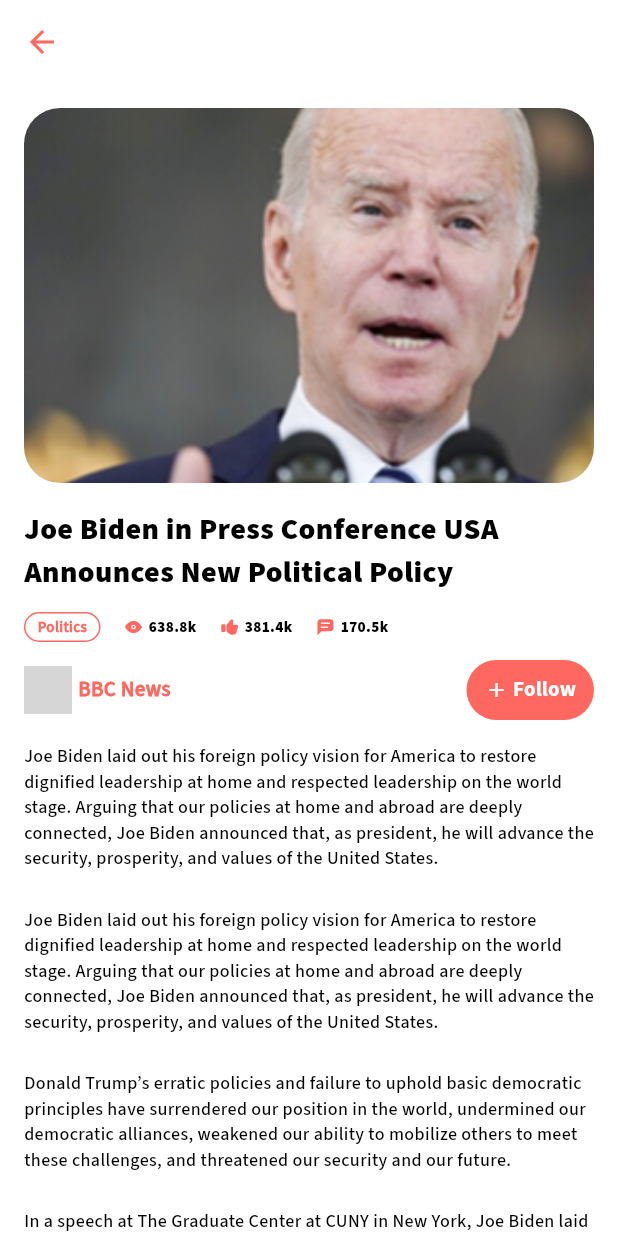
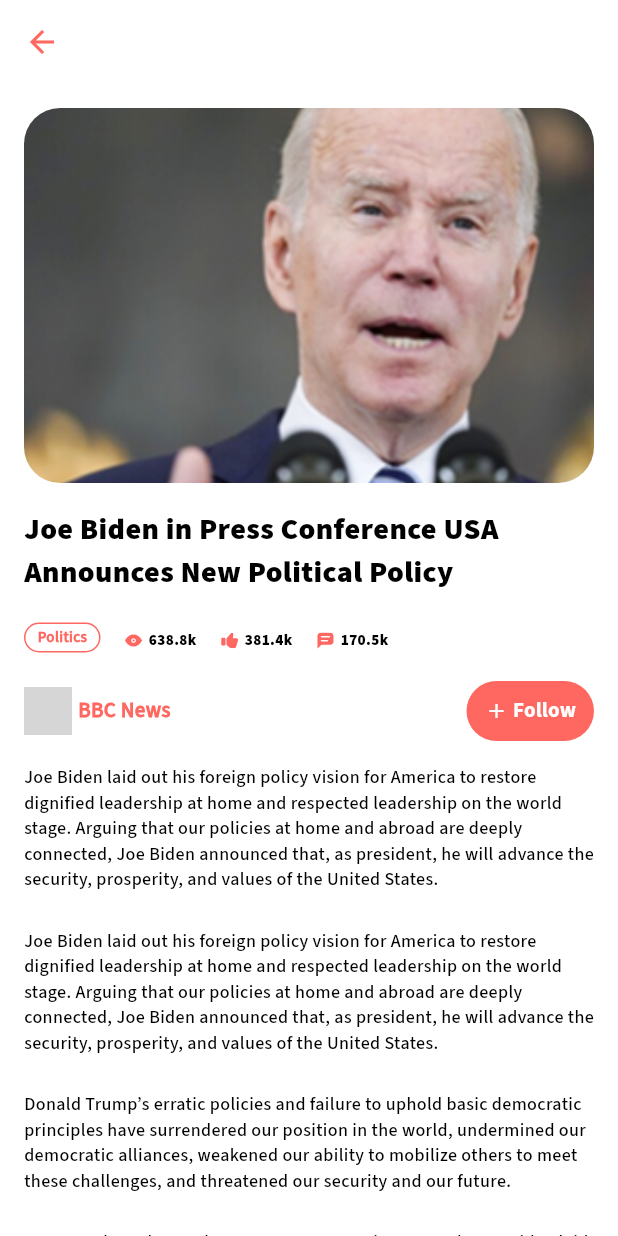
Before and after one commit to PinzaruDaniel/news_app_ebs, a Flutter app: the screen it shows after launch, after a tap on "Read Now", on a phone screen of 412 x 824 dp. Run offline on Flutter 3.47's test engine with Material 3 defaults, Android fonts, the phone set to English and light mode, and no system bars; our stand-ins replace flutter_svg, get, readmore; grey boxes are pictures that could not be loaded.

Commit message:
Final version

```diff
--- /dev/null
+++ b/lib/pages/detail_page/widgets/detail_news_description_widget.dart
@@ -0,0 +1,23 @@
+import 'package:flutter/material.dart';
+import 'package:news_app_ebs/views/view_models.dart';
+
+import '../../../theme/app_text_style.dart';
+
+class DetailNewsDescriptionWidget extends StatelessWidget {
+  const DetailNewsDescriptionWidget({super.key, required this.itemNews});
+
+  final NewsViewModel itemNews;
+
+  @override
+  Widget build(BuildContext context) {
+    return Column(
+      crossAxisAlignment: CrossAxisAlignment.start,
+      children: itemNews.description.map((paragraph) {
+        return Padding(
+          padding: EdgeInsets.only(top: 12, bottom: 12),
+          child: Text(paragraph, style: AppTextStyles.medium.copyWith(fontSize: 12)),
+        );
+      }).toList(),
+    );
+  }
+}
--- /dev/null
+++ b/lib/pages/detail_page/widgets/detail_news_image_widget.dart
@@ -0,0 +1,22 @@
+import 'package:flutter/material.dart';
+import 'package:news_app_ebs/views/view_models.dart';
+
+class DetailNewsImageWidget extends StatelessWidget {
+  const DetailNewsImageWidget({super.key, required this.itemNews});
+  final NewsViewModel itemNews;
+  @override
+  Widget build(BuildContext context) {
+    return ClipRRect(
+      borderRadius: BorderRadius.all(Radius.circular(24)),
+      child: Center(
+        child: Image(
+          fit: BoxFit.cover,
+          height: 250,
+          width: double.infinity,
+          image: AssetImage(itemNews.imageUrl),
+        ),
+      ),
+    );
+
+  }
+}
--- a/lib/pages/detail_page/widgets/detail_news_list_view_widget.dart
+++ b/lib/pages/detail_page/widgets/detail_news_list_view_widget.dart
@@ -1,9 +1,13 @@
 import 'package:flutter/material.dart';
-import 'package:flutter_svg/svg.dart';
-import 'package:news_app_ebs/theme/app_text_style.dart';
+import 'package:news_app_ebs/pages/detail_page/widgets/detail_news_description_widget.dart';
+import 'package:news_app_ebs/pages/detail_page/widgets/detail_news_image_widget.dart';
+import 'package:news_app_ebs/pages/detail_page/widgets/detail_news_publisher_row_widget.dart';
+import 'package:news_app_ebs/pages/detail_page/widgets/detail_news_tags_widget.dart';
+import 'package:news_app_ebs/pages/detail_page/widgets/details_news_title_widget.dart';
 import 'package:news_app_ebs/views/view_models.dart';
 
-import '../../../theme/app_colors.dart';
+import 'detail_news_stats_row_widget.dart';
+import 'detail_news_topic_widget.dart';
 
 class DetailNewsListViewWidget extends StatefulWidget {
   const DetailNewsListViewWidget({super.key, required this.itemNews});
@@ -23,102 +27,26 @@ class _DetailNewsListViewWidgetState extends State<DetailNewsListViewWidget> {
         crossAxisAlignment: CrossAxisAlignment.start,
         mainAxisAlignment: MainAxisAlignment.start,
         children: [
-          ClipRRect(
-            borderRadius: BorderRadius.all(Radius.circular(24)),
-            child: Center(
-              child: Image(
-                fit: BoxFit.cover,
-                height: 250,
-                width: double.infinity,
-                image: AssetImage(widget.itemNews.imageUrl),
-              ),
-            ),
-          ),
-
+          DetailNewsImageWidget(itemNews: widget.itemNews),
+          DetailsNewsTitleWidget(itemNews: widget.itemNews),
           Padding(
-            padding: const EdgeInsets.only(top: 16.0),
-            child: Text(widget.itemNews.title, style: AppTextStyles.bold),
-          ),
-          Padding(
-            padding: const EdgeInsets.only(top:12.0, bottom:8),
+            padding: const EdgeInsets.only(top: 12.0, bottom: 8),
             child: Row(
               children: [
-                Padding(
-                  padding: const EdgeInsets.only(right: 16.0),
-                  child: Container(
-                    padding: EdgeInsets.symmetric(horizontal: 8, vertical: 2),
-                    decoration: BoxDecoration(
-                      borderRadius: BorderRadius.circular(24),
-                      border: Border.all(color: AppColors.primary, width: 1)
-                    ),
-                    child: Text(widget.itemNews.topic, style: AppTextStyles.primaryButton.copyWith(fontSize: 10)),
-                  ),
-                ),
-                SvgPicture.asset('assets/icons/views.svg', width: 12, height: 12),
-                SizedBox(width: 4),
-                Text(widget.itemNews.views, style: AppTextStyles.bold.copyWith(fontSize: 10)),
-                SizedBox(width: 16),
-                SvgPicture.asset('assets/icons/like.svg', width: 12, height: 12),
-                SizedBox(width: 4),
-                Text(widget.itemNews.likes, style: AppTextStyles.bold.copyWith(fontSize: 10)),
-                SizedBox(width: 16),
-                SvgPicture.asset('assets/icons/comments.svg', width: 12, height: 12),
-                SizedBox(width: 4),
-                Text(widget.itemNews.comments, style: AppTextStyles.bold.copyWith(fontSize: 10)),
+                DetailNewsTopicWidget(itemNews: widget.itemNews),
+
+                DetailNewsStatsRowWidget(icon: 'assets/icons/views.svg', textStats: widget.itemNews.views),
+                DetailNewsStatsRowWidget(icon: 'assets/icons/like.svg', textStats: widget.itemNews.likes),
+                DetailNewsStatsRowWidget(icon: 'assets/icons/comments.svg', textStats: widget.itemNews.comments),
               ],
             ),
           ),
 
-          Row(
-            children: [
-              Image.asset(widget.itemNews.publisherIcon, width: 32, height: 32, fit: BoxFit.cover),
-              SizedBox(width: 4),
-              Text(widget.itemNews.publisher, style: AppTextStyles.primaryButton.copyWith(fontSize: 14)),
-              SizedBox(width: 12),
-              Spacer(),
-              TextButton(
-                onPressed: () {},
-                style: TextButton.styleFrom(
-                  backgroundColor: AppColors.primary,
-                  fixedSize: Size(85, 32),
-                  shape: RoundedRectangleBorder(
-                    borderRadius: BorderRadius.circular(24),
-                    side: BorderSide(color: Colors.transparent),
-                  ),
-                ),
-                child: Row(
-                  mainAxisAlignment: MainAxisAlignment.spaceBetween,
-                  children: [
-                    Icon(Icons.add, color: Colors.white, size: 16),
-                    Text('Follow', style: AppTextStyles.secondaryButton),
-                  ],
-                ),
-              ),
-            ],
-          ),
-          Column(
-            crossAxisAlignment: CrossAxisAlignment.start,
-            children: widget.itemNews.description.map((paragraph) {
-              return Padding(
-                padding: EdgeInsets.only(top: 12, bottom: 12),
-                child: Text(paragraph, style: AppTextStyles.medium.copyWith(fontSize: 12)),
-              );
-            }).toList(),
-          ),
+          DetailNewsPublisherRowWidget(itemNews: widget.itemNews),
 
-          Wrap(
-            spacing:8,
-            children: widget.itemNews.hashtags.map((tag) {
-              return TextButton(
-                style: TextButton.styleFrom(
-                  side: const BorderSide(width: 1, color: AppColors.primary),
-                  shape: RoundedRectangleBorder(borderRadius: BorderRadius.circular(24)),
-                ),
-                onPressed: () {},
-                child: Text('#$tag', style: AppTextStyles.primaryButton.copyWith(fontSize: 14)),
-              );
-            }).toList(),
-          ),
+          DetailNewsDescriptionWidget(itemNews: widget.itemNews),
+
+          DetailNewsTagsWidget(itemNews: widget.itemNews),
         ],
       ),
     );
--- /dev/null
+++ b/lib/pages/detail_page/widgets/detail_news_publisher_row_widget.dart
@@ -0,0 +1,41 @@
+import 'package:flutter/material.dart';
+import 'package:news_app_ebs/views/view_models.dart';
+import '../../../theme/app_colors.dart';
+import '../../../theme/app_text_style.dart';
+
+class DetailNewsPublisherRowWidget extends StatelessWidget {
+  const DetailNewsPublisherRowWidget({super.key, required this.itemNews});
+
+  final NewsViewModel itemNews;
+
+  @override
+  Widget build(BuildContext context) {
+    return Row(
+      children: [
+        Image.asset(itemNews.publisherIcon, width: 32, height: 32, fit: BoxFit.cover),
+        SizedBox(width: 4),
+        Text(itemNews.publisher, style: AppTextStyles.primaryButton.copyWith(fontSize: 14)),
+        SizedBox(width: 12),
+        Spacer(),
+        TextButton(
+          onPressed: () {},
+          style: TextButton.styleFrom(
+            backgroundColor: AppColors.primary,
+            fixedSize: Size(85, 32),
+            shape: RoundedRectangleBorder(
+              borderRadius: BorderRadius.circular(24),
+              side: BorderSide(color: Colors.transparent),
+            ),
+          ),
+          child: Row(
+            mainAxisAlignment: MainAxisAlignment.spaceBetween,
+            children: [
+              Icon(Icons.add, color: Colors.white, size: 16),
+              Text('Follow', style: AppTextStyles.secondaryButton),
+            ],
+          ),
+        ),
+      ],
+    );
+  }
+}
--- /dev/null
+++ b/lib/pages/detail_page/widgets/detail_news_stats_row_widget.dart
@@ -0,0 +1,25 @@
+import 'package:flutter/material.dart';
+import 'package:flutter_svg/svg.dart';
+import '../../../theme/app_text_style.dart';
+
+class DetailNewsStatsRowWidget extends StatelessWidget {
+  const DetailNewsStatsRowWidget({super.key, required this.icon, required this.textStats});
+
+  final String icon;
+  final String textStats;
+
+  @override
+  Widget build(BuildContext context) {
+    return Padding(
+      padding: const EdgeInsets.only(top: 12.0, bottom: 8),
+      child: Row(
+        children: [
+          SvgPicture.asset(icon, width: 12, height: 12),
+          SizedBox(width: 4),
+          Text(textStats, style: AppTextStyles.bold.copyWith(fontSize: 10)),
+          SizedBox(width: 16),
+        ],
+      ),
+    );
+  }
+}
--- /dev/null
+++ b/lib/pages/detail_page/widgets/detail_news_tags_widget.dart
@@ -0,0 +1,27 @@
+import 'package:flutter/material.dart';
+import 'package:news_app_ebs/views/view_models.dart';
+import '../../../theme/app_colors.dart';
+import '../../../theme/app_text_style.dart';
+
+class DetailNewsTagsWidget extends StatelessWidget {
+  const DetailNewsTagsWidget({super.key, required this.itemNews});
+
+  final NewsViewModel itemNews;
+
+  @override
+  Widget build(BuildContext context) {
+    return Wrap(
+      spacing: 8,
+      children: itemNews.hashtags.map((tag) {
+        return TextButton(
+          style: TextButton.styleFrom(
+            side: const BorderSide(width: 1, color: AppColors.primary),
+            shape: RoundedRectangleBorder(borderRadius: BorderRadius.circular(24)),
+          ),
+          onPressed: () {},
+          child: Text('#$tag', style: AppTextStyles.primaryButton.copyWith(fontSize: 14)),
+        );
+      }).toList(),
+    );
+  }
+}
--- /dev/null
+++ b/lib/pages/detail_page/widgets/detail_news_topic_widget.dart
@@ -0,0 +1,25 @@
+import 'package:flutter/material.dart';
+import 'package:news_app_ebs/views/view_models.dart';
+
+import '../../../theme/app_colors.dart';
+import '../../../theme/app_text_style.dart';
+
+class DetailNewsTopicWidget extends StatelessWidget {
+  const DetailNewsTopicWidget({super.key, required this.itemNews});
+  final NewsViewModel  itemNews;
+
+  @override
+  Widget build(BuildContext context) {
+    return Padding(
+      padding: const EdgeInsets.only(right: 16.0),
+      child: Container(
+        padding: EdgeInsets.symmetric(horizontal: 8, vertical: 2),
+        decoration: BoxDecoration(
+            borderRadius: BorderRadius.circular(24),
+            border: Border.all(color: AppColors.primary, width: 1)
+        ),
+        child: Text(itemNews.topic, style: AppTextStyles.primaryButton.copyWith(fontSize: 10)),
+      ),
+    );
+  }
+}
--- /dev/null
+++ b/lib/pages/detail_page/widgets/details_news_title_widget.dart
@@ -0,0 +1,17 @@
+import 'package:flutter/material.dart';
+import 'package:news_app_ebs/views/view_models.dart';
+
+import '../../../theme/app_text_style.dart';
+
+class DetailsNewsTitleWidget extends StatelessWidget {
+  const DetailsNewsTitleWidget({super.key, required this.itemNews});
+  final NewsViewModel itemNews;
+
+  @override
+  Widget build(BuildContext context) {
+    return Padding(
+      padding: const EdgeInsets.only(top: 16.0),
+      child: Text(itemNews.title, style: AppTextStyles.bold),
+    );
+  }
+}
--- a/lib/pages/home/widget/news_publisher_row_widget.dart
+++ b/lib/pages/home/widget/news_publisher_row_widget.dart
@@ -11,7 +11,9 @@ class NewsPublisherRowWidget extends StatelessWidget {
 
   @override
   Widget build(BuildContext context) {
-    return Row(
+    return Padding(
+      padding: const EdgeInsets.only(top: 12,bottom: 12.0),
+      child: Row(
         children: [
           ClipRRect(
               borderRadius: BorderRadius.all(Radius.circular(24)),
@@ -19,17 +21,16 @@ class NewsPublisherRowWidget extends StatelessWidget {
           SizedBox(width: 4),
           Text(newsItem.publisher, style: AppTextStyles.bold.copyWith(fontSize: 10)),
           SizedBox(width: 12),
-        OutlinedButton(
-          onPressed: () {},
-          style: OutlinedButton.styleFrom(
-            side: const BorderSide(width: 1, color: AppColors.primary),
-            shape: RoundedRectangleBorder(borderRadius: BorderRadius.circular(24)),
-            padding: EdgeInsets.symmetric(horizontal: 7, vertical: 3),
-            minimumSize: Size(4, 5),
+          Container(
+            padding: EdgeInsets.symmetric(horizontal: 8, vertical: 2),
+            decoration: BoxDecoration(
+                borderRadius: BorderRadius.circular(24),
+                border: Border.all(color: AppColors.primary, width: 1)
             ),
             child: Text(newsItem.topic, style: AppTextStyles.primaryButton.copyWith(fontSize: 10)),
           ),
         ],
+      ),
     );
   }
 }
```
Lines whose indentation alone changed are shown as unchanged.
